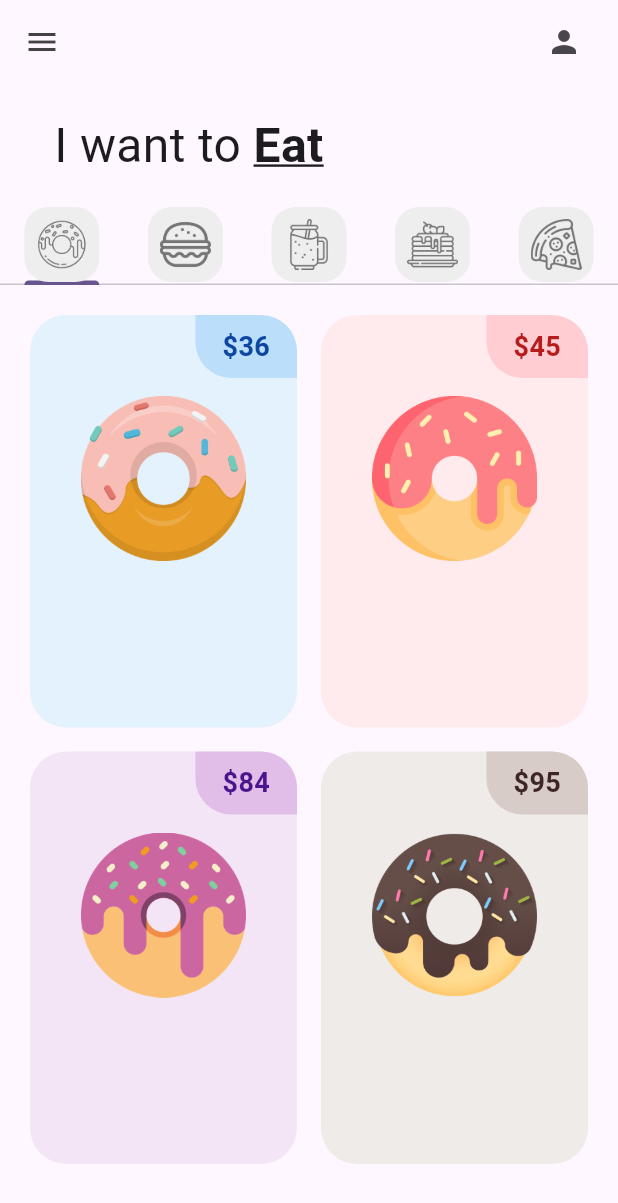
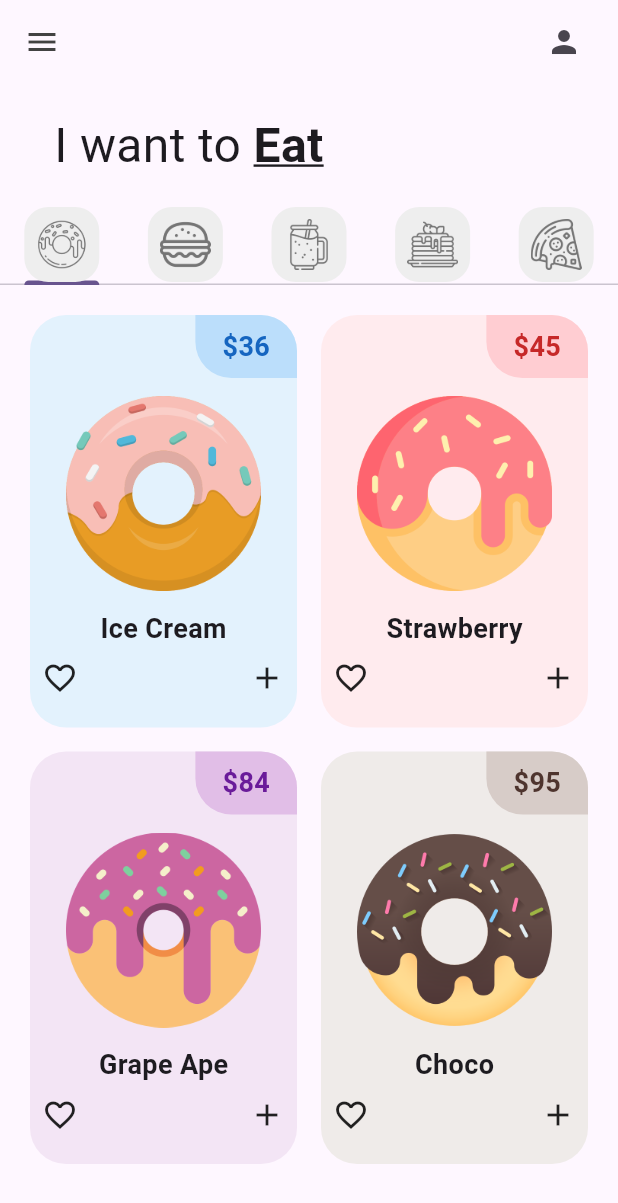
Before and after one commit to LinkB-FN/Hola, a Flutter app: the screen it shows after launch, on a phone screen of 412 x 824 dp. Shown: the top 1203 px of the screen. Run offline on Flutter 3.47's test engine with Material 3 defaults, Android fonts, the phone set to English and light mode, and no system bars.

Commit message:
Donut tile finished

```diff
--- a/flutter_application_1/lib/tabs/donut_tab.dart
+++ b/flutter_application_1/lib/tabs/donut_tab.dart
@@ -29,7 +29,7 @@ class DonutTab extends StatelessWidget {
             donutFlavor: donutsOnSale[index][0],
             donutPrice: donutsOnSale[index][1],
             donutColor: donutsOnSale[index][2],
-            imageName: donutsOnSale[index][3],
+            imageName: donutsOnSale[index][3], donutStore: '',
           );
         });
   }
--- a/flutter_application_1/lib/utils/donut_tile.dart
+++ b/flutter_application_1/lib/utils/donut_tile.dart
@@ -6,6 +6,7 @@ class DonutTile extends StatelessWidget {
   final dynamic
       donutColor; //dynamic porque será de tipo Color y también usará []
   final String imageName;
+  final String donutStore;
 
   const DonutTile({
     super.key,
@@ -13,6 +14,7 @@ class DonutTile extends StatelessWidget {
     required this.donutPrice,
     required this.donutColor,
     required this.imageName,
+    required this.donutStore,
   });
 
   @override
@@ -21,43 +23,65 @@ class DonutTile extends StatelessWidget {
       padding: const EdgeInsets.all(8.0),
       child: Container(
         decoration: BoxDecoration(
-        color: donutColor[50],
-        borderRadius: BorderRadius.circular(24)),
+            color: donutColor[50], borderRadius: BorderRadius.circular(24)),
         child: Column(
           children: [
-          //price
+            //Price Tag
             Row(
               mainAxisAlignment: MainAxisAlignment.end,
               children: [
                 Container(
-                decoration: BoxDecoration(color: donutColor[100],
+                  decoration: BoxDecoration(
+                      color: donutColor[100],
                       borderRadius: const BorderRadius.only(
                         bottomLeft: Radius.circular(24),
                         topRight: Radius.circular(24),
                       )),
                   padding:
                       const EdgeInsets.symmetric(vertical: 8, horizontal: 18),
-                    child: Text('\$$donutPrice',
+                  child: Text(
+                    '\$$donutPrice',
                     style: TextStyle(
                         fontWeight: FontWeight.bold,
                         fontSize: 18,
-                        color: donutColor[900]),
+                        color: donutColor[800]),
                   ),
-                )
+                ),
               ],
             ),
-          //pic
+
+            //Donut Picture
             Padding(
-            padding: const EdgeInsets.symmetric(horizontal: 34.0, vertical: 12),
+              padding:
+                  const EdgeInsets.symmetric(horizontal: 24.0, vertical: 12),
               child: Image.asset(imageName),
             ),
-          //flavor
 
-          //love icon + button
-          ]
+            //Donut Flavor
+            Text(donutFlavor,
+                style:
+                    const TextStyle(fontWeight: FontWeight.bold, fontSize: 18)),
 
-
+            //Love icon + add buton
+            //Corazon abajo a la izquierda y un carrito de compras a la derecha
+            Padding(
+              padding: const EdgeInsets.all(8.0),
+              child: Row(
+                mainAxisAlignment: MainAxisAlignment.spaceBetween, //Alineación
+                children: [
+                  Icon(Icons.favorite_border),
+                  Icon(Icons.add),
+                ],
               ),
-    ));
+            ),
+            // Espaciado entre textos
+            const SizedBox(
+              height: 4,
+            ),
+            Text(donutStore, style: TextStyle(color: Colors.grey[600])),
+          ],
+        ),
+      ),
+    );
   }
 }
```
Lines whose indentation alone changed are shown as unchanged.
